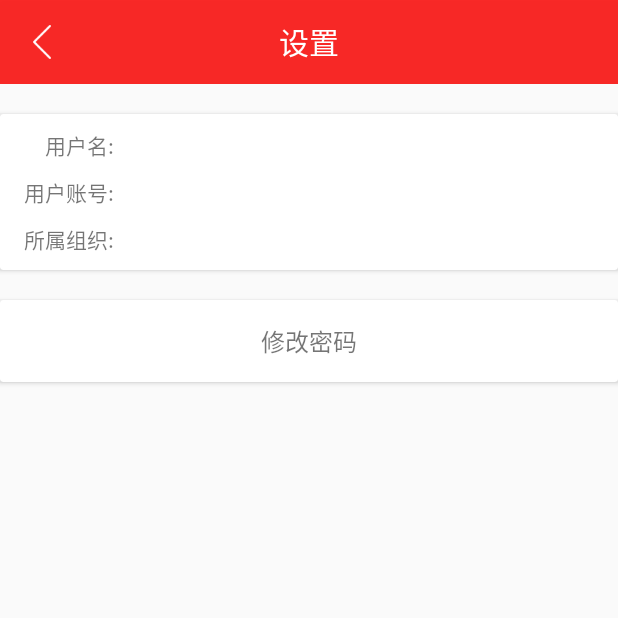
After one commit to qflbai/slproject, an Android app: the SettingActivity screen opened directly, with no data from a screen before it, on a phone screen of 412 x 824 dp, the top half of it. The commit adds this screen. Run offline under Robolectric (Android 15) with nearby library versions, the phone set to English and light mode, and no system bars; our stand-ins replace ButterKnife, RxJava.

Commit message:
添加离线

```diff
--- /dev/null
+++ b/app/src/main/java/com/sl/shenmian/module/settings/SettingActivity.java
@@ -0,0 +1,180 @@
+package com.sl.shenmian.module.settings;
+
+import android.content.DialogInterface;
+import android.os.Bundle;
+import android.support.constraint.ConstraintLayout;
+import android.support.v7.app.AlertDialog;
+import android.view.View;
+import android.widget.Button;
+import android.widget.EditText;
+import android.widget.TextView;
+
+import com.sl.shenmian.R;
+import com.sl.shenmian.lib.base.activity.BaseActivity;
+import com.sl.shenmian.lib.constant.ConstantValues;
+import com.sl.shenmian.lib.net.RetrofitManage;
+import com.sl.shenmian.lib.net.body.ServerResponseResult;
+import com.sl.shenmian.lib.net.callback.DataNetCallback;
+import com.sl.shenmian.lib.net.retrofit.RetrofitService;
+import com.sl.shenmian.lib.net.rxjava.DataNetObserver;
+import com.sl.shenmian.lib.net.url.NetApi;
+import com.sl.shenmian.lib.utils.sharedpreferences.SpUtil;
+import com.sl.shenmian.lib.utils.toast.ToastUtil;
+
+import java.util.HashMap;
+
+import butterknife.BindView;
+import butterknife.OnClick;
+import io.reactivex.Observable;
+import io.reactivex.android.schedulers.AndroidSchedulers;
+import io.reactivex.disposables.Disposable;
+import io.reactivex.schedulers.Schedulers;
+import okhttp3.ResponseBody;
+import retrofit2.Response;
+
+public class SettingActivity extends BaseActivity {
+    @BindView(R.id.et_3)
+    TextView tvOrg;
+    @BindView(R.id.et_2)
+    TextView tvAccount;
+    @BindView(R.id.et_1)
+    TextView tvName;
+
+    @Override
+    protected void onCreate(Bundle savedInstanceState) {
+        super.onCreate(savedInstanceState);
+        setContentView(R.layout.activity_setting);
+        initUi();
+        initData();
+    }
+
+    private void initData() {
+        String account = SpUtil.getString(mContext, ConstantValues.UserInfo.KEY_USER_ACCOUNT, "");
+
+        String userName = SpUtil.getString(mContext, ConstantValues.UserInfo.KEY_USER_USERNAME, "");
+        String org = SpUtil.getString(mContext, ConstantValues.UserInfo.KEY_USER_ORG, "");
+
+        tvOrg.setText(org);
+        tvName.setText(userName);
+        tvAccount.setText(account);
+    }
+
+    private void initUi() {
+        initBackToolbar("设置");
+
+    }
+
+    @OnClick({R.id.cardview_2})
+    void onClick(View v) {
+        switch (v.getId()) {
+            case R.id.cardview_2:
+                pwdWindow();
+                break;
+            default:
+                break;
+        }
+    }
+
+    private void pwdWindow(){
+        View view = inflateView(R.layout.alertlog_amend_pwd);
+        EditText et1 = view.findViewById(R.id.et_1);
+        EditText et2 = view.findViewById(R.id.et_1);
+        EditText et3 = view.findViewById(R.id.et_1);
+        AlertDialog.Builder builder = new AlertDialog.Builder(mContext);
+        builder.setTitle("密码修改");
+        builder.setPositiveButton("确认",null)
+                .setNegativeButton("取消",null)
+                .setView(view);
+
+        AlertDialog alertDialog = builder.create();
+        alertDialog.setOnShowListener(new DialogInterface.OnShowListener() {
+            @Override
+            public void onShow(DialogInterface dialog) {
+                Button positive = alertDialog.getButton(AlertDialog.BUTTON_POSITIVE);
+                Button cancel = alertDialog.getButton(AlertDialog.BUTTON_NEGATIVE);
+
+                positive.setOnClickListener(new View.OnClickListener() {
+                    @Override
+                    public void onClick(View v) {
+                        if(verifyPwd(et1,et2,et3)){
+                            alertDialog.dismiss();
+
+
+                        }
+                    }
+                });
+
+                cancel.setOnClickListener(new View.OnClickListener() {
+                    @Override
+                    public void onClick(View v) {
+                        alertDialog.dismiss();
+                    }
+                });
+            }
+        });
+        alertDialog.show();
+    }
+
+    private boolean verifyPwd(EditText et1,EditText et2,EditText et3){
+        String pwd1 = et1.getText().toString();
+        String pwd2 = et2.getText().toString();
+        String pwd3 = et3.getText().toString();
+        if(pwd1.isEmpty()||pwd2.isEmpty()||pwd3.isEmpty()){
+            ToastUtil.show(mContext,"密码不能为空");
+            return false;
+        }
+
+        String pwd = SpUtil.getString(mContext, ConstantValues.UserInfo.KEY_USER_PWD, "");
+        if(!pwd1.equals(pwd)){
+            ToastUtil.show(mContext,"原密码不对!");
+            return false;
+        }
+
+        if(!pwd2.equals(pwd3)){
+            ToastUtil.show(mContext,"两次密码输入不一致!");
+            return false;
+        }
+        return true;
+    }
+
+    RetrofitManage retrofitManage  = new RetrofitManage();
+    /**
+     * 修改密码
+     * @param pwd1
+     * @param pwd2
+     * @param pwd3
+     */
+    private void amendPwd(String pwd1,String pwd2,String pwd3){
+        HashMap<String,Object> param = new HashMap<>();
+        param.put("","");
+
+        String path = "";
+
+        RetrofitService service = retrofitManage.createService();
+        Observable<Response<ResponseBody>> responseObservable = service.postFormNet(path, param);
+        responseObservable.subscribeOn(Schedulers.io())
+                .observeOn(AndroidSchedulers.mainThread())
+                .subscribe(new DataNetObserver(mContext, new DataNetCallback() {
+                    @Override
+                    public void onOkResponse(String dataJson) {
+
+                    }
+
+                    @Override
+                    public void onFailResponse(String dataJson, ServerResponseResult serverResponseResult) {
+
+                    }
+
+                    @Override
+                    public void onSubscribe(Disposable disposable) {
+
+                    }
+
+                    @Override
+                    public void onError(Throwable e) {
+
+                    }
+                }));
+
+    }
+}
--- /dev/null
+++ b/app/src/main/res/layout/activity_setting.xml
@@ -0,0 +1,104 @@
+<?xml version="1.0" encoding="utf-8"?>
+<android.support.constraint.ConstraintLayout xmlns:android="http://schemas.android.com/apk/res/android"
+    xmlns:app="http://schemas.android.com/apk/res-auto"
+    xmlns:tools="http://schemas.android.com/tools"
+    android:layout_width="match_parent"
+    android:layout_height="match_parent"
+    tools:context=".module.settings.SettingActivity">
+
+    <include
+        android:id="@+id/include_title"
+        layout="@layout/constraint_toolbar_title" />
+
+    <android.support.v7.widget.CardView
+        android:id="@+id/cardview_1"
+        android:layout_width="match_parent"
+        android:layout_height="wrap_content"
+        android:layout_marginTop="@dimen/dp_20"
+        app:layout_constraintTop_toBottomOf="@id/include_title">
+
+        <android.support.constraint.ConstraintLayout
+            android:layout_width="match_parent"
+            android:layout_height="match_parent">
+
+            <TextView
+                android:id="@+id/tv_1"
+                android:layout_width="wrap_content"
+                android:layout_height="wrap_content"
+                android:layout_marginStart="@dimen/dp_30"
+                android:layout_marginTop="@dimen/dp_10"
+                android:text="用户名:"
+                app:layout_constraintStart_toStartOf="parent"
+                app:layout_constraintTop_toTopOf="parent" />
+
+            <TextView
+                android:id="@+id/tv_2"
+                android:layout_width="wrap_content"
+                android:layout_height="wrap_content"
+                android:layout_marginTop="@dimen/dp_10"
+                android:text="用户账号:"
+                app:layout_constraintEnd_toEndOf="@id/tv_1"
+                app:layout_constraintTop_toBottomOf="@id/tv_1" />
+
+            <TextView
+                android:id="@+id/tv_3"
+                android:layout_width="wrap_content"
+                android:layout_height="wrap_content"
+                android:layout_marginTop="@dimen/dp_10"
+                android:layout_marginBottom="@dimen/dp_10"
+                android:text="所属组织:"
+                app:layout_constraintBottom_toBottomOf="parent"
+                app:layout_constraintEnd_toEndOf="@id/tv_1"
+                app:layout_constraintTop_toBottomOf="@id/tv_2" />
+
+            <TextView
+                android:id="@+id/et_1"
+                android:layout_width="wrap_content"
+                android:layout_height="wrap_content"
+                android:layout_marginStart="@dimen/dp_20"
+                app:layout_constraintBottom_toBottomOf="@id/tv_1"
+                app:layout_constraintStart_toEndOf="@id/tv_1"
+                app:layout_constraintTop_toTopOf="@id/tv_1" />
+
+            <TextView
+                android:id="@+id/et_2"
+                android:layout_width="wrap_content"
+                android:layout_height="wrap_content"
+                android:layout_marginStart="@dimen/dp_20"
+                app:layout_constraintBottom_toBottomOf="@id/tv_2"
+                app:layout_constraintStart_toEndOf="@id/tv_2"
+                app:layout_constraintTop_toTopOf="@id/tv_2" />
+
+            <TextView
+                android:id="@+id/et_3"
+                android:layout_width="wrap_content"
+                android:layout_height="wrap_content"
+                android:layout_marginStart="@dimen/dp_20"
+                app:layout_constraintBottom_toBottomOf="@id/tv_3"
+                app:layout_constraintStart_toEndOf="@id/tv_3"
+                app:layout_constraintTop_toTopOf="@id/tv_3"
+
+                />
+
+        </android.support.constraint.ConstraintLayout>
+    </android.support.v7.widget.CardView>
+
+    <android.support.v7.widget.CardView
+        android:id="@+id/cardview_2"
+        android:layout_width="match_parent"
+        android:layout_height="wrap_content"
+        android:layout_marginTop="@dimen/dp_20"
+        android:clickable="true"
+        android:background="?attr/selectableItemBackground"
+        app:layout_constraintTop_toBottomOf="@id/cardview_1">
+
+        <TextView
+            android:layout_width="wrap_content"
+            android:layout_height="wrap_content"
+            android:layout_gravity="center"
+            android:padding="@dimen/dp_15"
+            android:text="修改密码"
+            android:textSize="@dimen/sp_16" />
+    </android.support.v7.widget.CardView>
+
+</android.support.constraint.ConstraintLayout>
```
Also changed, not shown: app/src/main/AndroidManifest.xml (+9 -9 lines), app/src/main/java/com/sl/shenmian/lib/constant/ConstantValues.java (+10 -1 lines), app/src/main/java/com/sl/shenmian/module/login/pojo/LoginInfo.java (+9 -1 lines), app/src/main/java/com/sl/shenmian/module/login/ui/LoginActivity.java (+11 -9 lines), app/src/main/java/com/sl/shenmian/module/main/ui/MainActivity.java (+23 -23 lines), app/src/main/res/layout/alertlog_amend_pwd.xml (added, +79 -0 lines).
